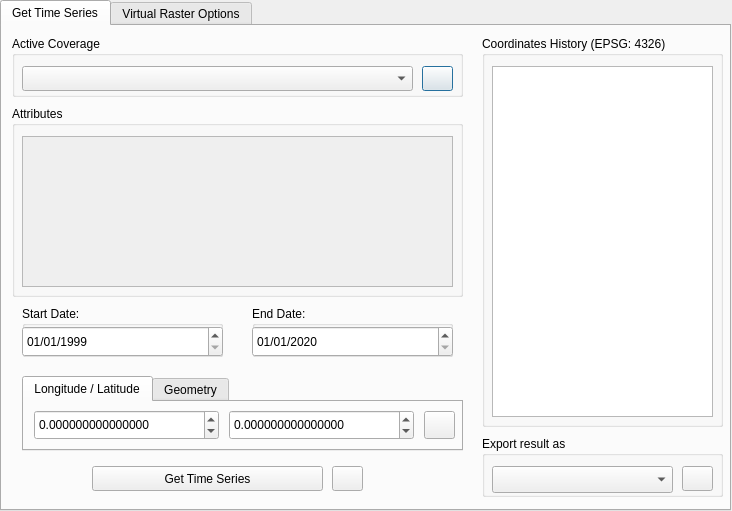
First picture: the form in wtss_plugin/wtss_qgis_dialog_base.ui, repository brazil-data-cube/wtss-qgis, before the edit.
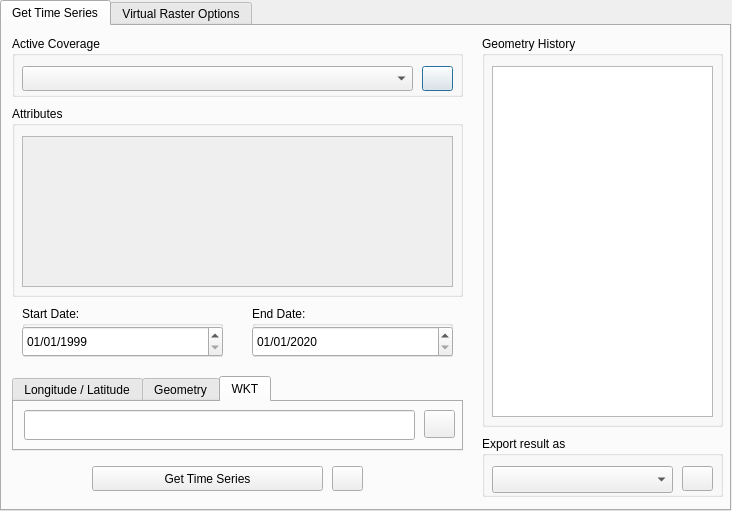
Second picture: the form after the edit. The open tabs and pages were chosen to show the change.

Commit message: Fix export files with geometry selection #114

The edit to the form file:
```diff
--- a/wtss_plugin/wtss_qgis_dialog_base.ui
+++ b/wtss_plugin/wtss_qgis_dialog_base.ui
@@ -128,7 +128,7 @@
       </rect>
      </property>
      <property name="title">
-      <string>Coordinates History (EPSG: 4326)</string>
+      <string>Geometry History</string>
      </property>
      <widget class="QListWidget" name="history_list">
       <property name="geometry">
@@ -290,9 +290,9 @@
     <widget class="QTabWidget" name="location_tabs">
      <property name="geometry">
       <rect>
-       <x>20</x>
+       <x>10</x>
        <y>350</y>
-       <width>441</width>
+       <width>451</width>
        <height>75</height>
       </rect>
      </property>
@@ -314,7 +314,7 @@
         <rect>
          <x>10</x>
          <y>8</y>
-         <width>185</width>
+         <width>190</width>
          <height>30</height>
         </rect>
        </property>
@@ -337,9 +337,9 @@
       <widget class="QDoubleSpinBox" name="input_latitude">
        <property name="geometry">
         <rect>
-         <x>205</x>
+         <x>208</x>
          <y>8</y>
-         <width>185</width>
+         <width>190</width>
          <height>30</height>
         </rect>
        </property>
@@ -362,8 +362,8 @@
       <widget class="QPushButton" name="zoom_selected_point">
        <property name="geometry">
         <rect>
-         <x>400</x>
-         <y>9</y>
+         <x>410</x>
+         <y>10</y>
          <width>31</width>
          <height>28</height>
         </rect>
@@ -411,6 +411,40 @@
        </property>
       </widget>
      </widget>
+     <widget class="QWidget" name="WKT">
+      <attribute name="title">
+       <string>WKT</string>
+      </attribute>
+      <widget class="QLineEdit" name="selected_wkt">
+       <property name="geometry">
+        <rect>
+         <x>10</x>
+         <y>8</y>
+         <width>391</width>
+         <height>30</height>
+        </rect>
+       </property>
+       <property name="toolTip">
+        <string>WKT String</string>
+       </property>
+       <property name="inputMask">
+        <string/>
+       </property>
+      </widget>
+      <widget class="QPushButton" name="refresh_wkt">
+       <property name="geometry">
+        <rect>
+         <x>410</x>
+         <y>8</y>
+         <width>31</width>
+         <height>28</height>
+        </rect>
+       </property>
+       <property name="text">
+        <string/>
+       </property>
+      </widget>
+     </widget>
     </widget>
    </widget>
    <widget class="QWidget" name="rasters_tab">
```
Left out of the diff: 6 changed lines with no effect on the pictures. The commit also changes 4 other files.
